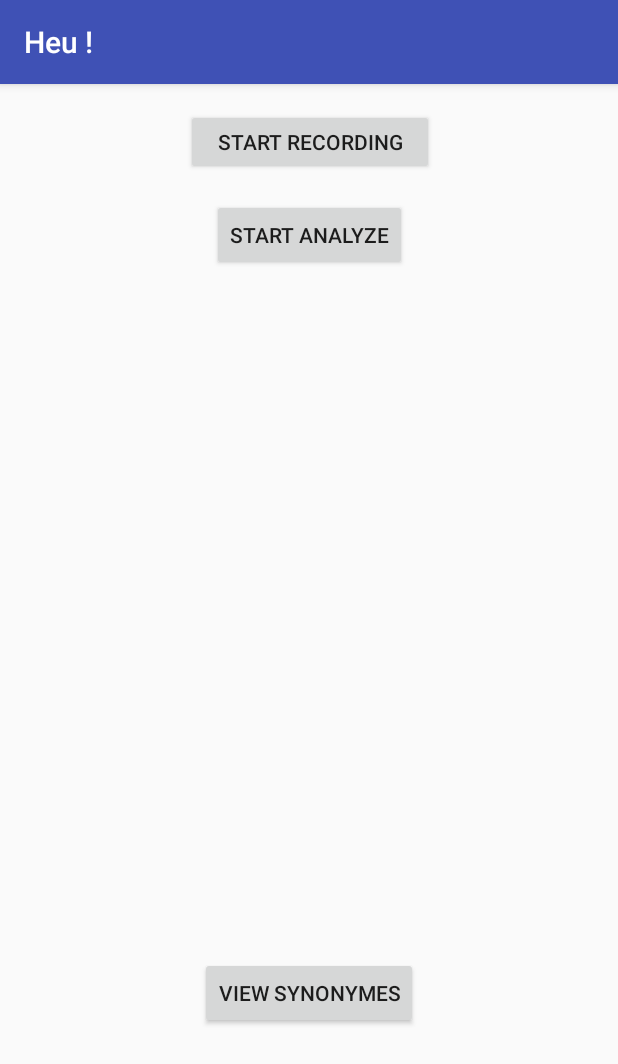
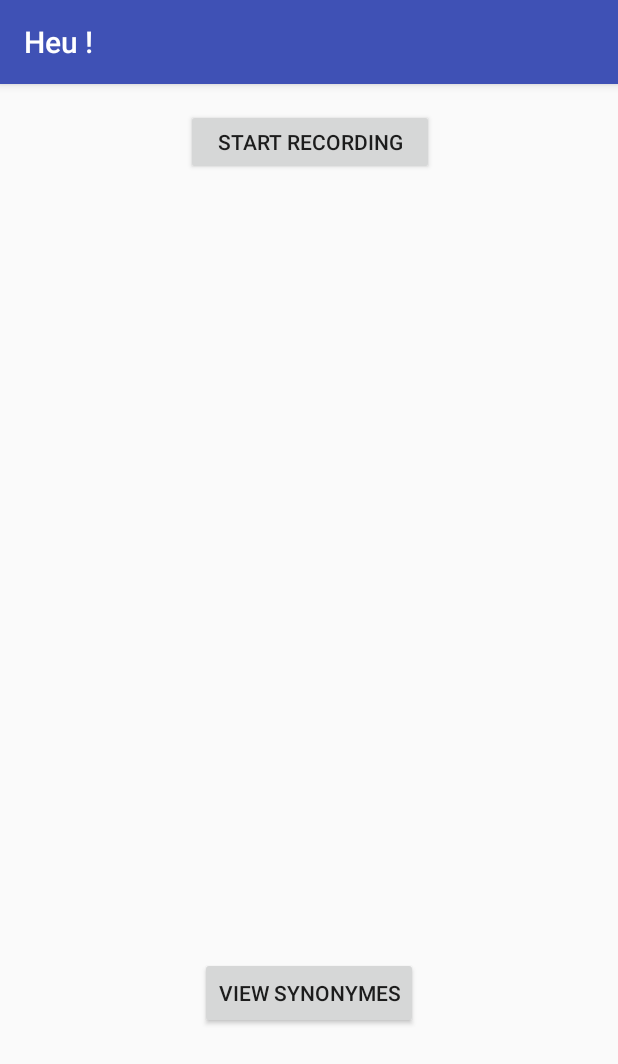
Before and after one commit to bopopescu/HeuApplication, an Android app: the screen it shows after launch (MainActivity), on a phone screen of 412 x 824 dp. Shown: the top 1064 px of the screen. Run offline under Robolectric (Android 15) with nearby library versions, the phone set to English and light mode, and no system bars.

Commit message:
suppress analyze button

```diff
--- a/app/src/main/java/com/example/guill/myapplication/MainActivity.java
+++ b/app/src/main/java/com/example/guill/myapplication/MainActivity.java
@@ -15,7 +15,6 @@ import java.util.ArrayList;
 
 public class MainActivity extends AppCompatActivity {
 
-    Button startButton;
     Button synonymeButton;
     Button recordButton;
     TextView textViewResult;
@@ -41,7 +40,6 @@ public class MainActivity extends AppCompatActivity {
         setContentView(R.layout.activity_main);
 
         recordButton = (Button) findViewById(R.id.recordButton);
-        startButton = (Button) findViewById(R.id.startButton);
         synonymeButton = (Button) findViewById(R.id.synonymeButton);
         textViewResult = (TextView) findViewById(R.id.textViewResult);
         onomatopoeiaTextView = (TextView) findViewById(R.id.onomatopoeiaTextView);
@@ -54,13 +52,6 @@ public class MainActivity extends AppCompatActivity {
         speechRecognizer.setRecognitionListener(new listener());
     }
 
-    public void startAnalyze(View v) {
-
-        startButton.setActivated(!startButton.isActivated());
-
-        analyzeText();
-    }
-
     public void synonymePressed(View v) {
 
         if (this.synonymeButton.isActivated() == false) {
@@ -68,14 +59,12 @@ public class MainActivity extends AppCompatActivity {
             synonymeButton.setActivated(true);
 
             this.synonymeTextView.setVisibility(this.synonymeTextView.VISIBLE);
-            this.startButton.setVisibility(this.startButton.INVISIBLE);
             this.recordButton.setVisibility(this.recordButton.INVISIBLE);
 
         } else {
             this.synonymeButton.setActivated(false);
             this.synonymeButton.setText("Show synonymes");
             this.synonymeTextView.setVisibility(this.synonymeTextView.INVISIBLE);
-            this.startButton.setVisibility(this.startButton.VISIBLE);
             this.recordButton.setVisibility(this.recordButton.VISIBLE);
 
         }
@@ -136,6 +125,9 @@ public class MainActivity extends AppCompatActivity {
 
             totalTime = (double)((stopTime - startTime) / 1000);
             Log.d("total time", "" + totalTime);
+
+            // Launch text analyze
+            analyzeText();
         }
     }
 
--- a/app/src/main/res/layout/activity_main.xml
+++ b/app/src/main/res/layout/activity_main.xml
@@ -8,32 +8,20 @@
     tools:layout_editor_absoluteY="81dp"
     tools:layout_editor_absoluteX="0dp">
 
-    <Button
-        android:id="@+id/startButton"
-        android:layout_width="wrap_content"
-        android:layout_height="wrap_content"
-        android:text="@string/start_analyze"
-        android:onClick="startAnalyze"
-        android:layout_marginRight="8dp"
-        app:layout_constraintRight_toRightOf="parent"
-        android:layout_marginLeft="8dp"
-        app:layout_constraintLeft_toLeftOf="parent"
-        app:layout_constraintTop_toTopOf="@+id/synonymeTextView"
-        android:layout_marginTop="69dp" />
-
     <TextView
         android:id="@+id/textViewResult"
         android:layout_width="181dp"
         android:layout_height="299dp"
         android:text=""
         android:textAlignment="center"
-        app:layout_constraintTop_toBottomOf="@+id/startButton"
-        android:layout_marginTop="13dp"
         android:layout_marginRight="8dp"
         app:layout_constraintRight_toRightOf="parent"
         android:layout_marginLeft="8dp"
         app:layout_constraintLeft_toLeftOf="parent"
-        app:layout_constraintHorizontal_bias="0.051" />
+        app:layout_constraintHorizontal_bias="0.0"
+        tools:ignore="MissingConstraints"
+        android:layout_marginTop="30dp"
+        app:layout_constraintTop_toBottomOf="@+id/recordButton" />
 
     <TextView
         android:id="@+id/onomatopoeiaTextView"
@@ -57,7 +45,8 @@
         app:layout_constraintTop_toTopOf="parent"
         android:background="@color/white"
         android:layout_marginLeft="8dp"
-        android:layout_marginTop="7dp" />
+        android:layout_marginTop="7dp"
+        tools:ignore="RtlHardcoded" />
 
     <Button
         android:id="@+id/synonymeButton"
```
